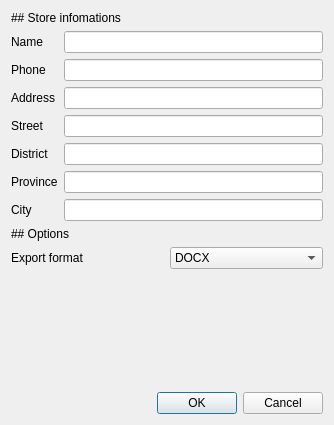
This is ui/settings.ui in Achicken7301/Debt-Calculation as Qt 5 draws it before an edit. The edited form follows.
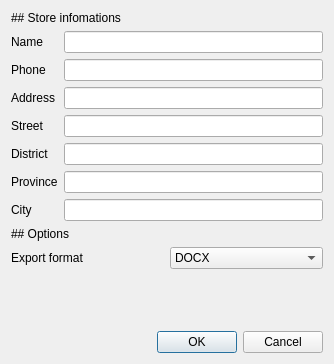
This is the edited form.

```diff
--- a/ui/settings.ui
+++ b/ui/settings.ui
@@ -7,7 +7,7 @@
     <x>0</x>
     <y>0</y>
     <width>334</width>
-    <height>425</height>
+    <height>364</height>
    </rect>
   </property>
   <property name="windowTitle">
```
Left out of the diff: 5 changed lines with no effect on the pictures.
